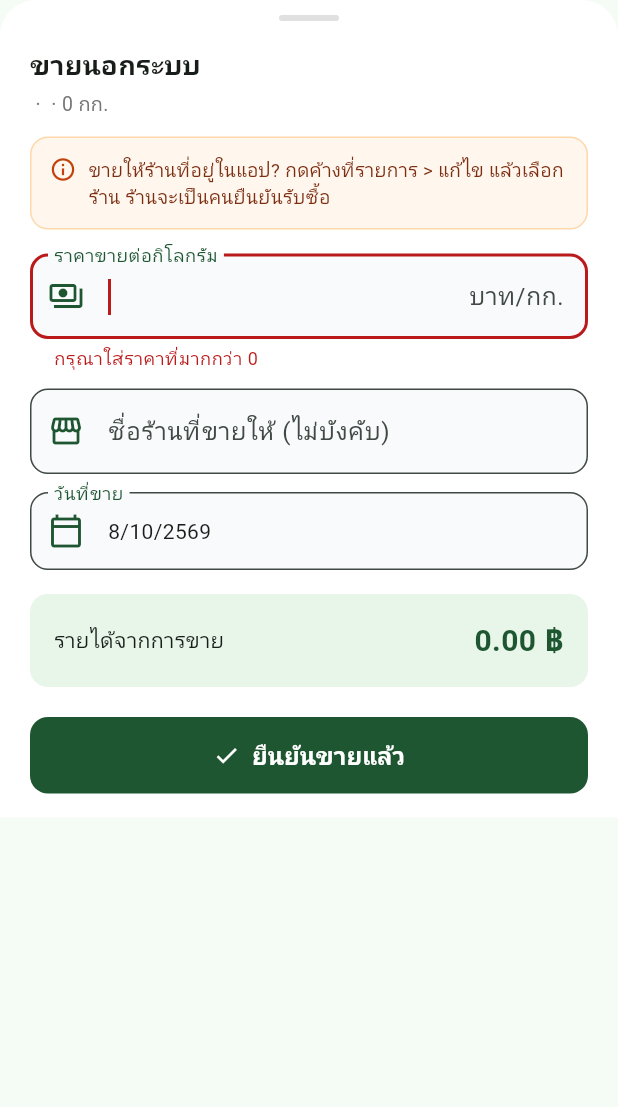
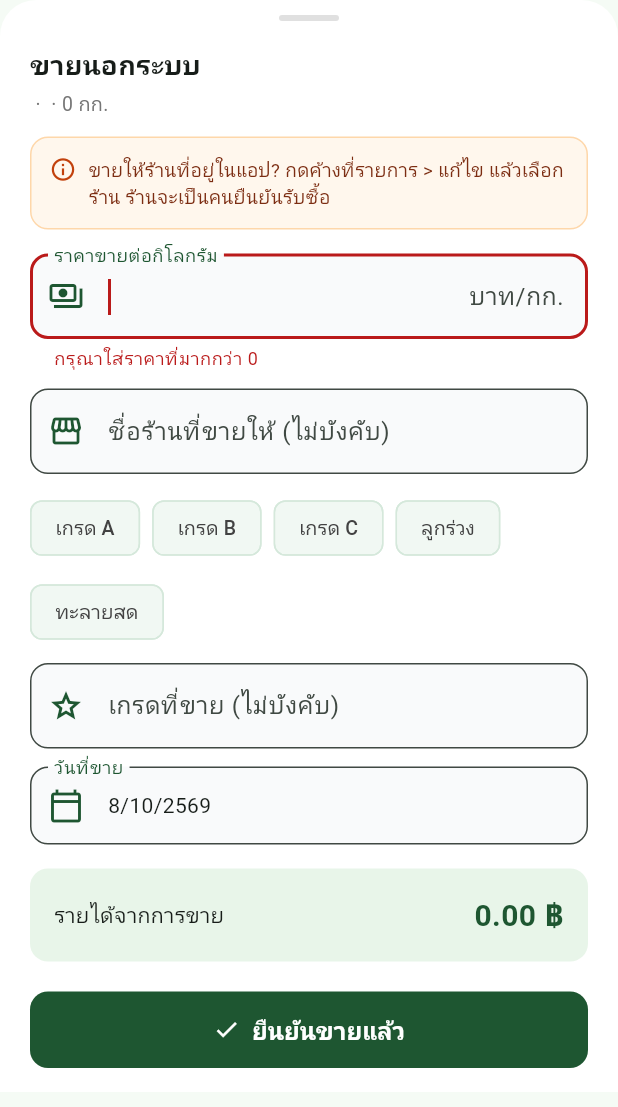
Before and after one commit to sixno2430/MyProject, a Flutter app: the _SellSheet widget shown alone on an empty page, opened directly with empty values, after a tap on "ยืนยันขายแล้ว", on a phone screen of 412 x 824 dp. Shown: the top 1107 px of the screen. Run offline on Flutter 3.47's test engine with Material 3 defaults, Android fonts, the phone set to English and light mode, and no system bars; our stand-ins replace shared_preferences; accounts and stored records are empty; network calls fail.

Commit message:
เกษตรกรบันทึกเกรดที่ขายได้ (ขายนอกระบบ)
⚠️ ต้องรันใน DB ก่อนรีสตาร์ทเซิร์ฟเวอร์:
  ALTER TABLE harvest
    ADD COLUMN quality_grade VARCHAR(100) NULL AFTER buyer_name;

- harvest.js: create/update/sell (ขายนอกระบบ) บันทึก quality_grade, รอขาย = ไม่มีเกรด
  รายการเก็บเกี่ยว grade = เกรดที่ร้านเลือก (purchase) ถ้าไม่มีใช้เกรดที่เกษตรกรใส่เอง
- dashboard.js: หน้ากิจกรรมส่ง quality_grade ไปด้วย (แก้จากหน้ารายละเอียดแล้วเกรดไม่หาย)
- แอป: GradePicker (ปุ่มลัด เกรด A/B/C, ลูกร่วง, ทะลายสด + พิมพ์เอง) ในหน้าต่างขายนอกระบบ
  และฟอร์มเก็บเกี่ยวตอน "ขายนอกระบบแล้ว"
- การ์ดเก็บเกี่ยว: แถววันที่ · ชื่อร้าน หดได้ทั้งคู่ (เดิมล้นจอ 320px)

Co-Authored-By: Claude Opus 5.5 <noreply@anthropic.com>

```diff
--- a/flutter_myproject/lib/screens/garden/harvest/add_harvest_screen.dart
+++ b/flutter_myproject/lib/screens/garden/harvest/add_harvest_screen.dart
@@ -12,7 +12,7 @@ import 'package:flutter/material.dart';
 import 'package:http/http.dart' as http;
 import 'package:flutter_myproject/config/app_config.dart';
 import 'package:intl/intl.dart';
-import 'harvest_screen.dart' show HarvestData, HarvestService, ShopDropdown, ShopSaleHint;
+import 'harvest_screen.dart' show HarvestData, HarvestService, ShopDropdown, ShopSaleHint, GradePicker;
 import 'package:flutter_myproject/services/auth_server.dart';
 
 /// ฟอร์มบันทึกการเก็บเกี่ยว
@@ -46,6 +46,7 @@ class _AddHarvestScreenState extends State<AddHarvestScreen> {
   String? _selectedShopId;
   // ขายนอกระบบ: ชื่อร้านที่พิมพ์เอง + วันที่ขาย
   final TextEditingController _buyerNameController = TextEditingController();
+  final TextEditingController _gradeController = TextEditingController(); // เกรดที่ขาย (ขายนอกระบบ)
   DateTime _soldDate = DateTime.now();
   final TextEditingController _noteController = TextEditingController();
 
@@ -67,6 +68,7 @@ class _AddHarvestScreenState extends State<AddHarvestScreen> {
       _status = e.status == 'pending' ? 'pending' : 'sold';
       _selectedShopId = e.status == 'pending' && e.shopId.isNotEmpty ? e.shopId : null;
       _buyerNameController.text = e.buyerName;
+      if (e.status == 'sold') _gradeController.text = e.grade;
       _noteController.text = e.note;
       _soldDate = DateTime.tryParse(e.soldDate) ?? _selectedDate;
     }
@@ -89,6 +91,7 @@ class _AddHarvestScreenState extends State<AddHarvestScreen> {
     _totalPriceController.dispose();
     _noteController.dispose();
     _buyerNameController.dispose();
+    _gradeController.dispose();
     super.dispose();
   }
 
@@ -263,6 +266,7 @@ class _AddHarvestScreenState extends State<AddHarvestScreen> {
       'shop_id': _status == 'pending' ? _selectedShopId : null,
       'buyer_name': _status == 'sold' ? _buyerNameController.text.trim() : null,
       'sold_date': _status == 'sold' ? DateFormat('yyyy-MM-dd').format(_soldDate) : null,
+      'quality_grade': _status == 'sold' ? _gradeController.text.trim() : null,
       'note': _noteController.text.trim(),
       'status': _status, // ส่งค่า 'sold' หรือ 'pending'
       'user_id': userId,
@@ -446,6 +450,9 @@ class _AddHarvestScreenState extends State<AddHarvestScreen> {
                   decoration: _buildInputDecoration(hintText: 'เช่น ลานเทสมชาย').copyWith(counterText: ''),
                 ),
                 const SizedBox(height: 16),
+                _buildLabel('เกรดที่ขาย'),
+                GradePicker(controller: _gradeController),
+                const SizedBox(height: 16),
                 _buildLabel('วันที่ขาย *'),
                 TextFormField(
                   key: ValueKey(_soldDate),
--- a/flutter_myproject/lib/screens/garden/harvest/harvest_screen.dart
+++ b/flutter_myproject/lib/screens/garden/harvest/harvest_screen.dart
@@ -555,7 +555,7 @@ class _HarvestScreenState extends State<HarvestScreen> {
   // ── บันทึก "ขายนอกระบบ" ให้รายการรอขายที่ไม่ได้เลือกร้านในแอป: ถามราคา ชื่อร้าน วันที่ขาย ──
   //    ขายให้ร้านในแอป ร้านเป็นคนยืนยันรับซื้อ (เกษตรกรเลือกร้านไว้ในฟอร์มแก้ไข)
   Future<void> _markAsSold(HarvestData item) async {
-    final sale = await showModalBottomSheet<({double price, String buyerName, String soldDate})>(
+    final sale = await showModalBottomSheet<({double price, String buyerName, String soldDate, String grade})>(
       context: context,
       isScrollControlled: true,
       backgroundColor: Colors.transparent,
@@ -573,6 +573,7 @@ class _HarvestScreenState extends State<HarvestScreen> {
           'price_per_kg': sale.price,
           'buyer_name': sale.buyerName,
           'sold_date': sale.soldDate,
+          'quality_grade': sale.grade,
         }),
       );
       final body = jsonDecode(response.body);
@@ -685,7 +686,15 @@ class _HarvestScreenState extends State<HarvestScreen> {
                           children: [
                             const Icon(Icons.calendar_today_outlined, size: 13, color: Colors.grey),
                             const SizedBox(width: 4),
-                            Text(item.date, style: const TextStyle(color: Colors.grey, fontSize: 12)),
+                            // จอแคบ: วันที่กับชื่อร้านหดตัดเป็น ... ได้ทั้งคู่ ไม่ล้นขวา
+                            Flexible(
+                              child: Text(
+                                item.date,
+                                maxLines: 1,
+                                overflow: TextOverflow.ellipsis,
+                                style: const TextStyle(color: Colors.grey, fontSize: 12),
+                              ),
+                            ),
                             const SizedBox(width: 12),
                             const Icon(Icons.storefront_outlined, size: 14, color: Colors.grey),
                             const SizedBox(width: 4),
@@ -973,6 +982,7 @@ class _SellSheetState extends State<_SellSheet> {
   static const green = Color(0xFF1E5631);
   late final TextEditingController _priceCtrl;
   final _buyerCtrl = TextEditingController();
+  final _gradeCtrl = TextEditingController();
   DateTime _soldDate = DateTime.now();
   String? _error;
 
@@ -990,6 +1000,7 @@ class _SellSheetState extends State<_SellSheet> {
   void dispose() {
     _priceCtrl.dispose();
     _buyerCtrl.dispose();
+    _gradeCtrl.dispose();
     super.dispose();
   }
 
@@ -1020,7 +1031,12 @@ class _SellSheetState extends State<_SellSheet> {
       setState(() => _error = 'กรุณาใส่ราคาที่มากกว่า 0');
       return;
     }
-    Navigator.pop(context, (price: price, buyerName: _buyerCtrl.text.trim(), soldDate: _ymd(_soldDate)));
+    Navigator.pop(context, (
+      price: price,
+      buyerName: _buyerCtrl.text.trim(),
+      soldDate: _ymd(_soldDate),
+      grade: _gradeCtrl.text.trim(),
+    ));
   }
 
   InputDecoration _decoration(String label, IconData icon, {String? suffix, String? hint, String? error}) {
@@ -1121,6 +1137,8 @@ class _SellSheetState extends State<_SellSheet> {
                           hint: 'เช่น ลานเทสมชาย')
                       .copyWith(counterText: ''),
                 ),
+                const SizedBox(height: 12),
+                GradePicker(controller: _gradeCtrl),
                 const SizedBox(height: 12),
                 InkWell(
                   onTap: _pickDate,
@@ -1259,3 +1277,71 @@ class ShopSaleHint extends StatelessWidget {
     );
   }
 }
+
+// ==========================================
+// 6. เลือกเกรดที่ขาย (ใช้ในหน้าต่างขายนอกระบบ และฟอร์มเก็บเกี่ยว)
+// ==========================================
+
+/// ปุ่มลัดเกรดที่ใช้บ่อย + ช่องพิมพ์เอง (ไม่บังคับ) ค่าอยู่ใน controller
+class GradePicker extends StatefulWidget {
+  final TextEditingController controller;
+  const GradePicker({super.key, required this.controller});
+
+  static const quickGrades = ['เกรด A', 'เกรด B', 'เกรด C', 'ลูกร่วง', 'ทะลายสด'];
+
+  @override
+  State<GradePicker> createState() => _GradePickerState();
+}
+
+class _GradePickerState extends State<GradePicker> {
+  static const green = Color(0xFF1E5631);
+
+  @override
+  Widget build(BuildContext context) {
+    final current = widget.controller.text.trim();
+    return Column(
+      crossAxisAlignment: CrossAxisAlignment.start,
+      children: [
+        Wrap(
+          spacing: 8,
+          runSpacing: 8,
+          children: GradePicker.quickGrades.map((g) {
+            final selected = current == g;
+            return ChoiceChip(
+              label: Text(g),
+              selected: selected,
+              showCheckmark: false,
+              selectedColor: green,
+              backgroundColor: const Color(0xFFF1F8F3),
+              side: BorderSide(color: selected ? green : const Color(0xFFD5E8DB)),
+              labelStyle: TextStyle(color: selected ? Colors.white : Colors.grey[800], fontSize: 13),
+              // แตะซ้ำที่เกรดที่เลือกอยู่ = ยกเลิก (ไม่ระบุเกรด)
+              onSelected: (_) => setState(() => widget.controller.text = selected ? '' : g),
+            );
+          }).toList(),
+        ),
+        const SizedBox(height: 10),
+        TextField(
+          controller: widget.controller,
+          maxLength: 100,
+          cursorColor: green,
+          onChanged: (_) => setState(() {}),
+          decoration: InputDecoration(
+            labelText: 'เกรดที่ขาย (ไม่บังคับ)',
+            hintText: 'เลือกด้านบน หรือพิมพ์เอง',
+            counterText: '',
+            prefixIcon: const Icon(Icons.grade_outlined, color: green),
+            floatingLabelStyle: const TextStyle(color: green),
+            filled: true,
+            fillColor: const Color(0xFFF9FAFB),
+            border: OutlineInputBorder(borderRadius: BorderRadius.circular(12)),
+            focusedBorder: OutlineInputBorder(
+              borderRadius: BorderRadius.circular(12),
+              borderSide: const BorderSide(color: green, width: 1.5),
+            ),
+          ),
+        ),
+      ],
+    );
+  }
+}
--- a/flutter_myproject/lib/screens/main/HOME/activity_detail_screen.dart
+++ b/flutter_myproject/lib/screens/main/HOME/activity_detail_screen.dart
@@ -52,6 +52,7 @@ class ActivityDetailScreen extends StatelessWidget {
             soldDate: raw['sold_date']?.toString() ?? '',
             purchasedByShop: _isPurchased,
             note: raw['note']?.toString() ?? '',
+            grade: raw['quality_grade']?.toString() ?? '', // เกรดที่เกษตรกรใส่เอง (ขายนอกระบบ)
             code: raw['code']?.toString() ?? activity.id,
             plotName: activity.gardenName,
             buyer: '',
```
Also changed, not shown: 3 other files.
